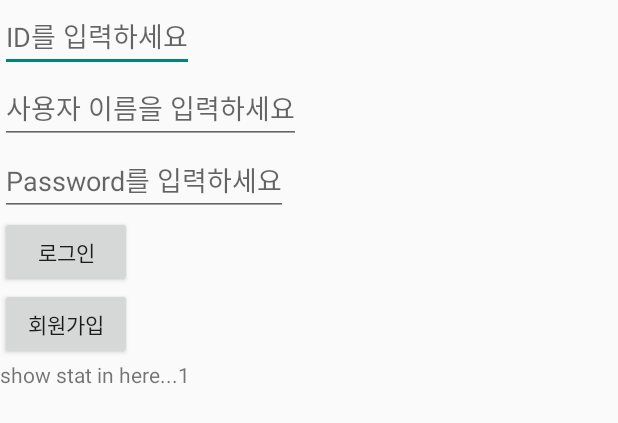
After one commit to mapzipteam/MapZip_Client_Completed, an Android app: the layout login_layout.xml on its own in the app's theme, with its tools: preview values and no code run, on a phone screen of 412 x 824 dp. The commit adds this screen. Shown: the top 423 px of the screen. Run offline under Robolectric (Android 15) with nearby library versions, the phone set to English and light mode, and no system bars.

```diff
--- a/app/src/main/java/com/example/ppangg/mapzipproject/network/MyVolley.java
+++ b/app/src/main/java/com/example/ppangg/mapzipproject/network/MyVolley.java
@@ -27,9 +27,7 @@ public class MyVolley {
         return one;
     }
 
-    public RequestQueue getRequestQueue() {
-        return requestQueue;
-    }
+    public RequestQueue getRequestQueue() { return requestQueue; }
 
     public ImageLoader getImageLoader() {
         return imageLoader;
--- /dev/null
+++ b/app/src/main/res/layout/login_layout.xml
@@ -0,0 +1,45 @@
+<?xml version="1.0" encoding="utf-8"?>
+<LinearLayout xmlns:android="http://schemas.android.com/apk/res/android"
+    android:orientation="vertical" android:layout_width="match_parent"
+    android:layout_height="match_parent">
+
+    <EditText
+        android:layout_width="wrap_content"
+        android:layout_height="wrap_content"
+        android:id="@+id/InputID"
+        android:hint="ID를 입력하세요"/>
+
+    <EditText
+        android:layout_width="wrap_content"
+        android:layout_height="wrap_content"
+        android:hint="사용자 이름을 입력하세요"
+        android:id="@+id/InputName" />
+
+    <EditText
+        android:layout_width="wrap_content"
+        android:layout_height="wrap_content"
+        android:inputType="textPassword"
+        android:hint="Password를 입력하세요"
+        android:id="@+id/InputPW" />
+
+    <Button
+        android:layout_width="wrap_content"
+        android:layout_height="wrap_content"
+        android:text="로그인"
+        android:id="@+id/btnLogin"
+        android:onClick="DoLogin" />
+
+    <Button
+        android:layout_width="wrap_content"
+        android:layout_height="wrap_content"
+        android:text="회원가입"
+        android:id="@+id/btnJoin"
+        android:onClick="DoJoin"/>
+
+    <TextView
+        android:id="@+id/TextState"
+        android:layout_width="match_parent"
+        android:layout_height="wrap_content"
+        android:text="show stat in here...1"/>
+
+</LinearLayout>
```
Also changed, not shown: app/src/main/java/com/example/ppangg/mapzipproject/MainActivity.java (+32 -73 lines), app/src/main/java/com/example/ppangg/mapzipproject/joinFragment.java (added, +39 -0 lines), app/src/main/java/com/example/ppangg/mapzipproject/loginFragment.java (added, +143 -0 lines), app/src/main/res/layout/activity_main.xml (+9 -42 lines), app/src/main/res/layout/join_layout.xml (added, +11 -0 lines), 3 other files.
